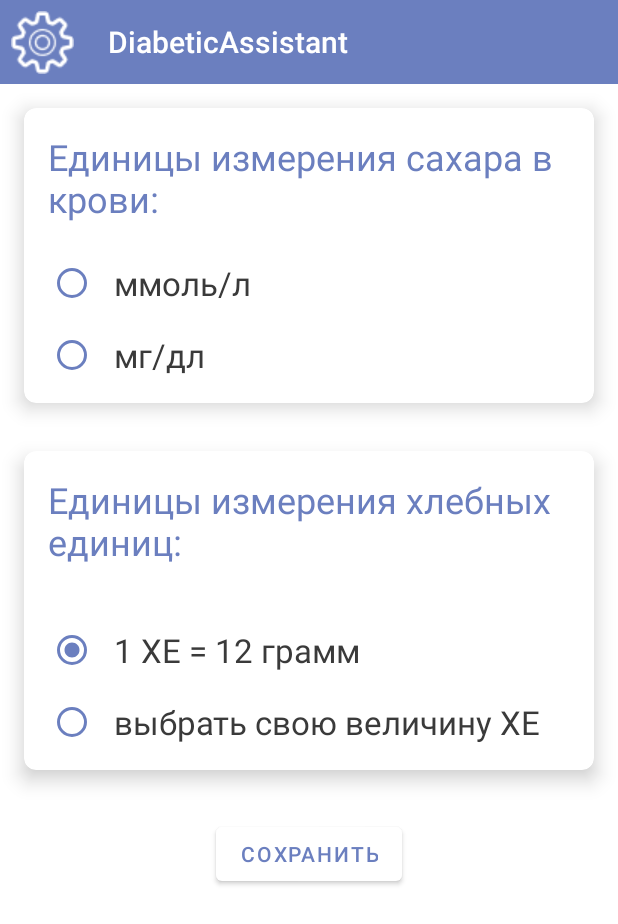
After one commit to temnik15/DiabeticAssistant, an Android app: the layout main_setting_fragment.xml on its own in the app's theme, with its tools: preview values and no code run, on a phone screen of 412 x 824 dp. The commit adds this screen. Shown: the top 924 px of the screen. Run offline under Robolectric (Android 15) with nearby library versions, the phone set to English and light mode, and no system bars.

Commit message:
added settings layout

```diff
--- a/app/build.gradle
+++ b/app/build.gradle
@@ -6,7 +6,9 @@ plugins {
 android {
     compileSdkVersion 30
     buildToolsVersion "30.0.2"
-
+    buildFeatures {
+        viewBinding true
+    }
     defaultConfig {
         applicationId "ru.rosystem.diabeticassistant"
         minSdkVersion 21
--- a/app/src/main/java/ru/rosystem/diabeticassistant/MainActivity.kt
+++ b/app/src/main/java/ru/rosystem/diabeticassistant/MainActivity.kt
@@ -3,10 +3,22 @@ package ru.rosystem.diabeticassistant
 import android.content.res.Resources
 import androidx.appcompat.app.AppCompatActivity
 import android.os.Bundle
+import android.view.View
+import android.widget.Button
+import android.widget.FrameLayout
+import androidx.cardview.widget.CardView
+import ru.rosystem.diabeticassistant.ui.MainSettingFragment
 
 class MainActivity : AppCompatActivity() {
     override fun onCreate(savedInstanceState: Bundle?) {
         super.onCreate(savedInstanceState)
         setContentView(R.layout.activity_main)
+
+        if (savedInstanceState == null) {
+            supportFragmentManager
+                .beginTransaction()
+                .add(R.id.main_container, MainSettingFragment(), "tag")
+                .commit()
+        }
     }
 }
--- /dev/null
+++ b/app/src/main/java/ru/rosystem/diabeticassistant/ui/MainSettingFragment.kt
@@ -0,0 +1,31 @@
+package ru.rosystem.diabeticassistant.ui
+
+import android.os.Bundle
+import android.view.LayoutInflater
+import android.view.View
+import android.view.ViewGroup
+import androidx.core.view.get
+import androidx.fragment.app.Fragment
+import ru.rosystem.diabeticassistant.R
+import ru.rosystem.diabeticassistant.databinding.MainSettingFragmentBinding
+
+class MainSettingFragment : Fragment() {
+    private var _binding: MainSettingFragmentBinding? = null
+    private val binding get() = _binding!!
+    override fun onCreateView(
+        inflater: LayoutInflater,
+        container: ViewGroup?,
+        savedInstanceState: Bundle?
+    ): View {
+        _binding = MainSettingFragmentBinding.inflate(layoutInflater)
+        binding.groupXe.setOnCheckedChangeListener { _, i ->
+            if(i == R.id.own_xe){
+                binding.defaultXe.isChecked=false
+                binding.ownXeCard.visibility= View.VISIBLE
+            }else{
+                binding.ownXeCard.visibility= View.GONE
+            }
+        }
+        return binding.root
+    }
+}
--- /dev/null
+++ b/app/src/main/res/drawable/btn_back.xml
@@ -0,0 +1,6 @@
+<?xml version="1.0" encoding="utf-8"?>
+<shape xmlns:android="http://schemas.android.com/apk/res/android"
+    android:shape="rectangle" >
+    <solid android:color="@color/white" />
+    <corners android:radius="4dp"/>
+</shape>
--- a/app/src/main/res/layout/activity_main.xml
+++ b/app/src/main/res/layout/activity_main.xml
@@ -1,18 +1,11 @@
 <?xml version="1.0" encoding="utf-8"?>
-<androidx.constraintlayout.widget.ConstraintLayout xmlns:android="http://schemas.android.com/apk/res/android"
+<FrameLayout xmlns:android="http://schemas.android.com/apk/res/android"
     xmlns:app="http://schemas.android.com/apk/res-auto"
     xmlns:tools="http://schemas.android.com/tools"
+    android:id="@+id/main_container"
     android:layout_width="match_parent"
     android:layout_height="match_parent"
-    tools:context=".MainActivity">
+    tools:viewBindingIgnore="true">
 
-    <TextView
-        android:layout_width="wrap_content"
-        android:layout_height="wrap_content"
-        android:text="Hello World!"
-        app:layout_constraintBottom_toBottomOf="parent"
-        app:layout_constraintLeft_toLeftOf="parent"
-        app:layout_constraintRight_toRightOf="parent"
-        app:layout_constraintTop_toTopOf="parent" />
 
-</androidx.constraintlayout.widget.ConstraintLayout>
+</FrameLayout>
--- /dev/null
+++ b/app/src/main/res/layout/main_setting_fragment.xml
@@ -0,0 +1,166 @@
+<?xml version="1.0" encoding="utf-8"?>
+<ScrollView xmlns:android="http://schemas.android.com/apk/res/android"
+    xmlns:app="http://schemas.android.com/apk/res-auto"
+    android:layout_width="match_parent"
+    android:layout_height="match_parent">
+
+    <LinearLayout
+        android:paddingBottom="32dp"
+        android:layout_width="match_parent"
+        android:layout_height="match_parent"
+        android:animateLayoutChanges="true"
+        android:orientation="vertical">
+
+        <androidx.appcompat.widget.Toolbar
+            style="@style/ToolBar"
+            android:layout_width="match_parent"
+            android:layout_height="?attr/actionBarSize"
+            app:navigationIcon="@drawable/setting_icon"
+            app:title="@string/app_name" />
+
+        <androidx.cardview.widget.CardView
+            android:layout_width="match_parent"
+            android:layout_height="wrap_content"
+            android:layout_margin="16dp"
+            app:cardBackgroundColor="@color/white"
+            app:cardCornerRadius="8dp"
+            app:cardElevation="8dp">
+
+            <LinearLayout
+                android:layout_width="match_parent"
+                android:layout_height="wrap_content"
+                android:layout_margin="16dp"
+                android:orientation="vertical">
+
+                <TextView
+                    android:layout_width="wrap_content"
+                    android:layout_height="wrap_content"
+                    android:text="Единицы измерения сахара в крови:"
+                    android:textColor="@color/defaultTextColor"
+                    android:textSize="24dp" />
+
+                <RadioGroup
+                    android:layout_width="match_parent"
+                    android:layout_height="match_parent"
+                    android:layout_marginTop="24dp">
+
+                    <androidx.appcompat.widget.AppCompatRadioButton
+                        android:layout_width="wrap_content"
+                        android:layout_height="wrap_content"
+                        android:checked="false"
+                        android:paddingStart="12dp"
+                        android:text="ммоль/л"
+                        android:textColor="#3A3A3A"
+                        android:textSize="22dp"
+                        android:theme="@style/RadioBtn" />
+
+                    <androidx.appcompat.widget.AppCompatRadioButton
+                        android:layout_width="wrap_content"
+                        android:layout_height="wrap_content"
+                        android:layout_marginTop="16dp"
+                        android:checked="false"
+                        android:paddingStart="12dp"
+                        android:text="мг/дл"
+                        android:textColor="#3A3A3A"
+                        android:textSize="22dp"
+                        android:theme="@style/RadioBtn" />
+                </RadioGroup>
+            </LinearLayout>
+        </androidx.cardview.widget.CardView>
+
+        <androidx.cardview.widget.CardView
+            android:layout_width="match_parent"
+            android:layout_height="wrap_content"
+            android:layout_margin="16dp"
+            app:cardBackgroundColor="@color/white"
+            app:cardCornerRadius="8dp"
+            app:cardElevation="8dp">
+
+            <LinearLayout
+                android:layout_width="match_parent"
+                android:layout_height="wrap_content"
+                android:layout_margin="16dp"
+                android:orientation="vertical">
+
+                <TextView
+                    android:layout_width="wrap_content"
+                    android:layout_height="wrap_content"
+                    android:text="Единицы измерения хлебных единиц:"
+                    android:textColor="@color/defaultTextColor"
+                    android:textSize="24dp" />
+
+                <RadioGroup
+                    android:id="@+id/group_xe"
+                    android:layout_width="match_parent"
+                    android:layout_height="match_parent"
+                    android:layout_marginTop="24dp">
+
+                    <androidx.appcompat.widget.AppCompatRadioButton
+                        android:id="@+id/default_xe"
+                        android:layout_width="wrap_content"
+                        android:layout_height="wrap_content"
+                        android:layout_marginTop="16dp"
+                        android:checked="true"
+                        android:paddingStart="12dp"
+                        android:text="1 ХЕ = 12 грамм"
+                        android:textColor="#3A3A3A"
+                        android:textSize="22dp"
+                        android:theme="@style/RadioBtn" />
+
+                    <androidx.appcompat.widget.AppCompatRadioButton
+                        android:id="@+id/own_xe"
+                        android:layout_width="wrap_content"
+                        android:layout_height="wrap_content"
+                        android:layout_marginTop="16dp"
+                        android:checked="false"
+                        android:paddingStart="12dp"
+                        android:text="выбрать свою величину XE"
+                        android:textColor="#3A3A3A"
+                        android:textSize="22dp"
+                        android:theme="@style/RadioBtn" />
+                </RadioGroup>
+            </LinearLayout>
+        </androidx.cardview.widget.CardView>
+
+        <androidx.cardview.widget.CardView
+            android:id="@+id/own_xe_card"
+            android:layout_width="match_parent"
+            android:layout_height="wrap_content"
+            android:layout_margin="16dp"
+            android:visibility="gone"
+            app:cardBackgroundColor="@color/white"
+            app:cardCornerRadius="8dp"
+            app:cardElevation="8dp">
+
+            <LinearLayout
+                android:layout_width="match_parent"
+                android:layout_height="wrap_content"
+                android:layout_margin="16dp"
+                android:orientation="vertical">
+
+                <TextView
+                    android:layout_width="wrap_content"
+                    android:layout_height="wrap_content"
+                    android:text="Введите значение XE:"
+                    android:textColor="@color/defaultTextColor"
+                    android:textSize="24dp" />
+
+                <EditText
+                    android:layout_width="match_parent"
+                    android:layout_height="wrap_content" />
+
+            </LinearLayout>
+        </androidx.cardview.widget.CardView>
+
+        <Button
+            android:id="@+id/btn_save"
+            android:layout_width="wrap_content"
+            android:layout_height="wrap_content"
+            android:layout_gravity="center"
+            android:layout_marginTop="16dp"
+            android:elevation="16dp"
+            android:text="Сохранить"
+            android:textColor="@color/defaultTextColor"
+            android:translationZ="24dp" />
+    </LinearLayout>
+</ScrollView>
--- a/app/src/main/res/values-night/themes.xml
+++ /dev/null
@@ -1,16 +0,0 @@
-<resources xmlns:tools="http://schemas.android.com/tools">
-    <!-- Base application theme. -->
-    <style name="Theme.DiabeticAssistant" parent="Theme.MaterialComponents.DayNight.DarkActionBar">
-        <!-- Primary brand color. -->
-        <item name="colorPrimary">@color/purple_200</item>
-        <item name="colorPrimaryVariant">@color/purple_700</item>
-        <item name="colorOnPrimary">@color/black</item>
-        <!-- Secondary brand color. -->
-        <item name="colorSecondary">@color/teal_200</item>
-        <item name="colorSecondaryVariant">@color/teal_200</item>
-        <item name="colorOnSecondary">@color/black</item>
-        <!-- Status bar color. -->
-        <item name="android:statusBarColor" tools:targetApi="l">?attr/colorPrimaryVariant</item>
-        <!-- Customize your theme here. -->
-    </style>
-</resources>
--- a/app/src/main/res/values/colors.xml
+++ b/app/src/main/res/values/colors.xml
@@ -10,4 +10,5 @@
 
 
     <color name="launchScreen">#6B7FBF</color>
+    <color name="defaultTextColor">#6B7FBF</color>
 </resources>
--- a/app/src/main/res/values/styles.xml
+++ b/app/src/main/res/values/styles.xml
@@ -1,4 +1,14 @@
 <?xml version="1.0" encoding="utf-8"?>
 <resources>
-
+    <style name="RadioBtn" parent="Theme.AppCompat.Light">
+        <item name="colorControlNormal">@color/defaultTextColor</item>
+        <item name="colorControlActivated">@color/defaultTextColor</item>
+    </style>
+    <style name="ToolBar" parent="@style/Widget.AppCompat.Toolbar">
+        <item name="android:background">@color/launchScreen</item>
+        <item name="titleTextColor">@color/white</item>
+    </style>
+    <style name="Btn" parent="Widget.MaterialComponents.Button">
+        <item name="colorPrimary">#C12121</item>
+    </style>
 </resources>
--- a/app/src/main/res/values/themes.xml
+++ b/app/src/main/res/values/themes.xml
@@ -1,8 +1,8 @@
 <resources xmlns:tools="http://schemas.android.com/tools">
     <!-- Base application theme. -->
-    <style name="Theme.DiabeticAssistant" parent="Theme.MaterialComponents.DayNight.DarkActionBar">
+    <style name="Theme.DiabeticAssistant" parent="Theme.MaterialComponents.Light.NoActionBar">
         <!-- Primary brand color. -->
-        <item name="colorPrimary">@color/purple_500</item>
+        <item name="colorPrimary">@color/white</item>
         <item name="colorPrimaryVariant">@color/purple_700</item>
         <item name="colorOnPrimary">@color/white</item>
         <!-- Secondary brand color. -->
@@ -10,8 +10,9 @@
         <item name="colorSecondaryVariant">@color/teal_700</item>
         <item name="colorOnSecondary">@color/black</item>
         <!-- Status bar color. -->
-        <item name="android:statusBarColor" tools:targetApi="l">?attr/colorPrimaryVariant</item>
+        <item name="android:statusBarColor" tools:targetApi="l">@color/launchScreen</item>
         <!-- Customize your theme here. -->
+
     </style>
 
 
```
Also changed, not shown: app/src/main/res/drawable/setting_icon.png (added).
